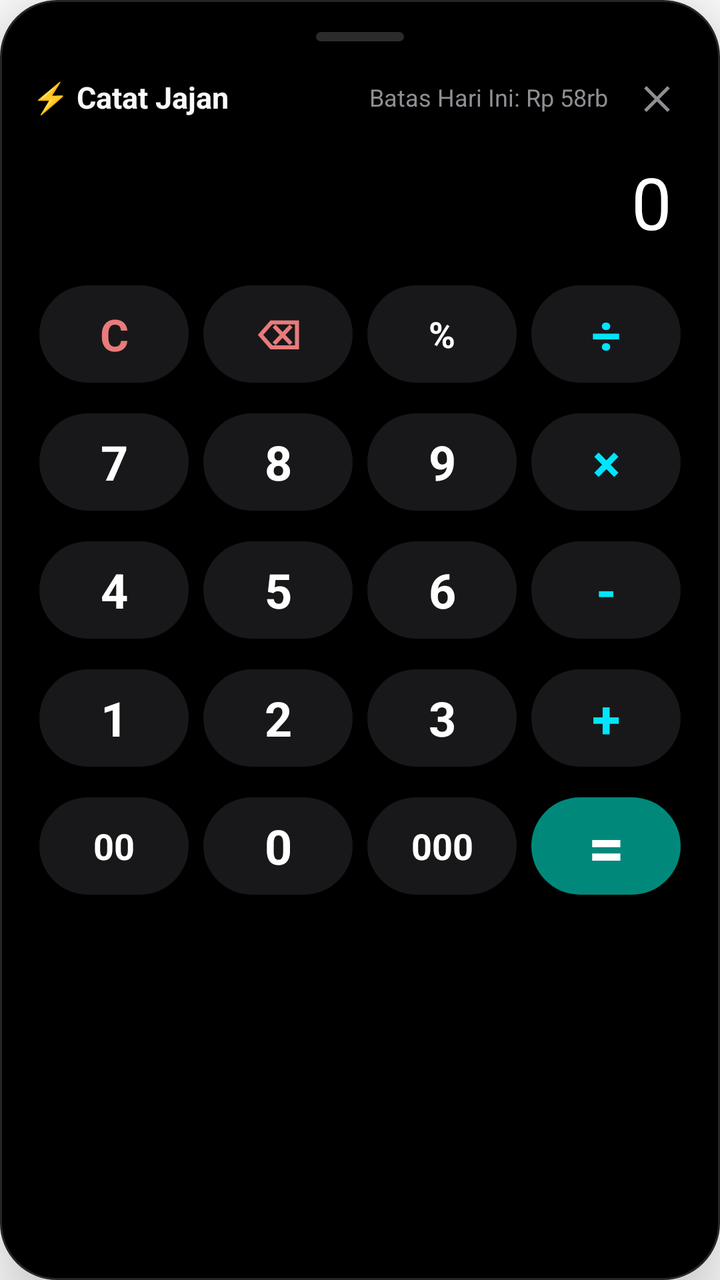
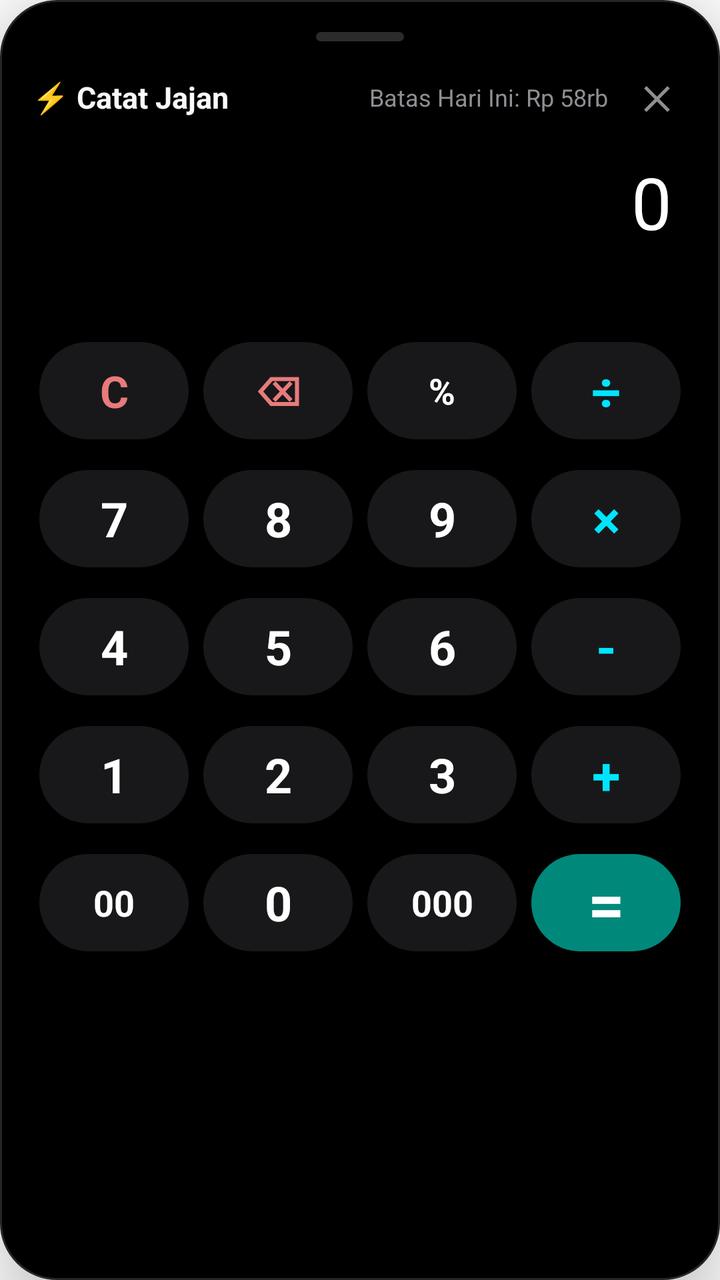

Compare the two renders of this Android layout. The source of the first and the diff that turns it into the second are given below.
<!-- AndroidManifest.xml: fallback theme Theme.MaterialComponents.DayNight.NoActionBar -->
<!-- res/layout/floating_calculator_layout.xml -->
<?xml version="1.0" encoding="utf-8"?>
<LinearLayout xmlns:android="http://schemas.android.com/apk/res/android"
    android:id="@+id/calc_root"
    android:layout_width="match_parent"
    android:layout_height="wrap_content"
    android:background="@drawable/bg_calc_card"
    android:elevation="24dp"
    android:orientation="vertical"
    android:padding="16dp">

    
    <View
        android:id="@+id/calc_drag_handle"
        android:layout_width="44dp"
        android:layout_height="4.5dp"
        android:layout_gravity="center_horizontal"
        android:layout_marginBottom="12dp"
        android:background="@drawable/bg_calc_handle" />

    
    <LinearLayout
        android:id="@+id/calc_header"
        android:layout_width="match_parent"
        android:layout_height="wrap_content"
        android:gravity="center_vertical"
        android:orientation="horizontal">

        <TextView
            android:layout_width="wrap_content"
            android:layout_height="wrap_content"
            android:text="⚡ Catat Jajan"
            android:textColor="#F8FAFC"
            android:textSize="15sp"
            android:textStyle="bold" />

        <View
            android:layout_width="0dp"
            android:layout_height="1dp"
            android:layout_weight="1" />

        <TextView
            android:id="@+id/tv_calc_remaining"
            android:layout_width="wrap_content"
            android:layout_height="wrap_content"
            android:text="Batas Hari Ini: Rp 58rb"
            android:textColor="#8E8E93"
            android:textSize="12sp"
            android:maxLines="1"
            android:textStyle="normal" />

        <TextView
            android:id="@+id/btn_calc_close"
            android:layout_width="32dp"
            android:layout_height="32dp"
            android:layout_marginStart="8dp"
            android:gravity="center"
            android:text="✕"
            android:textColor="#8E8E93"
            android:textSize="16sp"
            android:textStyle="bold" />
    </LinearLayout>

    
    <LinearLayout
        android:layout_width="match_parent"
        android:layout_height="wrap_content"
        android:layout_marginTop="12dp"
        android:layout_marginBottom="14dp"
        android:gravity="end"
        android:orientation="vertical"
        android:paddingStart="8dp"
        android:paddingEnd="8dp">

        
        <TextView
            android:id="@+id/tv_calc_display"
            android:layout_width="wrap_content"
            android:layout_height="wrap_content"
            android:ellipsize="start"
            android:maxLines="1"
            android:text="0"
            android:textColor="#FFFFFF"
            android:textSize="36sp" />

        
        <TextView
            android:id="@+id/tv_calc_formula"
            android:layout_width="wrap_content"
            android:layout_height="wrap_content"
            android:layout_marginTop="4dp"
            android:text=""
            android:textColor="#8E8E93"
            android:textSize="18sp"
            android:visibility="gone" />
    </LinearLayout>

    
    <LinearLayout
        android:layout_width="match_parent"
        android:layout_height="wrap_content"
        android:orientation="vertical">

        
        <LinearLayout
            android:layout_width="match_parent"
            android:layout_height="56dp"
            android:layout_marginBottom="8dp"
            android:orientation="horizontal"
            android:weightSum="4">

            <TextView
                android:id="@+id/btn_calc_clear"
                android:layout_width="0dp"
                android:layout_height="match_parent"
                android:layout_margin="3.5dp"
                android:layout_weight="1"
                android:background="@drawable/bg_calc_circle_btn"
                android:gravity="center"
                android:text="C"
                android:textColor="#E87B7B"
                android:textSize="22sp"
                android:textStyle="bold" />

            <TextView
                android:id="@+id/num_backspace"
                android:layout_width="0dp"
                android:layout_height="match_parent"
                android:layout_margin="3.5dp"
                android:layout_weight="1"
                android:background="@drawable/bg_calc_circle_btn"
                android:gravity="center"
                android:text="⌫"
                android:textColor="#E87B7B"
                android:textSize="20sp"
                android:textStyle="bold" />

            <TextView
                android:id="@+id/btn_calc_percent"
                android:layout_width="0dp"
                android:layout_height="match_parent"
                android:layout_margin="3.5dp"
                android:layout_weight="1"
                android:background="@drawable/bg_calc_circle_btn"
                android:gravity="center"
                android:text="%"
                android:textColor="#FFFFFF"
                android:textSize="18sp"
                android:textStyle="bold" />

            <TextView
                android:id="@+id/btn_calc_div"
                android:layout_width="0dp"
                android:layout_height="match_parent"
                android:layout_margin="3.5dp"
                android:layout_weight="1"
                android:background="@drawable/bg_calc_circle_btn"
                android:gravity="center"
                android:text="÷"
                android:textColor="#00E5FF"
                android:textSize="26sp"
                android:textStyle="bold" />
        </LinearLayout>

        
        <LinearLayout
            android:layout_width="match_parent"
            android:layout_height="56dp"
            android:layout_marginBottom="8dp"
            android:orientation="horizontal"
            android:weightSum="4">

            <TextView
                android:id="@+id/num_7"
                android:layout_width="0dp"
                android:layout_height="match_parent"
                android:layout_margin="3.5dp"
                android:layout_weight="1"
                android:background="@drawable/bg_calc_circle_btn"
                android:gravity="center"
                android:text="7"
                android:textColor="#FFFFFF"
                android:textSize="24sp"
                android:textStyle="bold" />

            <TextView
                android:id="@+id/num_8"
                android:layout_width="0dp"
                android:layout_height="match_parent"
                android:layout_margin="3.5dp"
                android:layout_weight="1"
                android:background="@drawable/bg_calc_circle_btn"
                android:gravity="center"
                android:text="8"
                android:textColor="#FFFFFF"
                android:textSize="24sp"
                android:textStyle="bold" />

            <TextView
                android:id="@+id/num_9"
                android:layout_width="0dp"
                android:layout_height="match_parent"
                android:layout_margin="3.5dp"
                android:layout_weight="1"
                android:background="@drawable/bg_calc_circle_btn"
                android:gravity="center"
                android:text="9"
                android:textColor="#FFFFFF"
                android:textSize="24sp"
                android:textStyle="bold" />

            <TextView
                android:id="@+id/btn_calc_mul"
                android:layout_width="0dp"
                android:layout_height="match_parent"
                android:layout_margin="3.5dp"
                android:layout_weight="1"
                android:background="@drawable/bg_calc_circle_btn"
                android:gravity="center"
                android:text="×"
                android:textColor="#00E5FF"
                android:textSize="26sp"
                android:textStyle="bold" />
        </LinearLayout>

        
        <LinearLayout
            android:layout_width="match_parent"
            android:layout_height="56dp"
            android:layout_marginBottom="8dp"
            android:orientation="horizontal"
            android:weightSum="4">

            <TextView
                android:id="@+id/num_4"
                android:layout_width="0dp"
                android:layout_height="match_parent"
                android:layout_margin="3.5dp"
                android:layout_weight="1"
                android:background="@drawable/bg_calc_circle_btn"
                android:gravity="center"
                android:text="4"
                android:textColor="#FFFFFF"
                android:textSize="24sp"
                android:textStyle="bold" />

            <TextView
                android:id="@+id/num_5"
                android:layout_width="0dp"
                android:layout_height="match_parent"
                android:layout_margin="3.5dp"
                android:layout_weight="1"
                android:background="@drawable/bg_calc_circle_btn"
                android:gravity="center"
                android:text="5"
                android:textColor="#FFFFFF"
                android:textSize="24sp"
                android:textStyle="bold" />

            <TextView
                android:id="@+id/num_6"
                android:layout_width="0dp"
                android:layout_height="match_parent"
                android:layout_margin="3.5dp"
                android:layout_weight="1"
                android:background="@drawable/bg_calc_circle_btn"
                android:gravity="center"
                android:text="6"
                android:textColor="#FFFFFF"
                android:textSize="24sp"
                android:textStyle="bold" />

            <TextView
                android:id="@+id/btn_calc_minus"
                android:layout_width="0dp"
                android:layout_height="match_parent"
                android:layout_margin="3.5dp"
                android:layout_weight="1"
                android:background="@drawable/bg_calc_circle_btn"
                android:gravity="center"
                android:text="-"
                android:textColor="#00E5FF"
                android:textSize="26sp"
                android:textStyle="bold" />
        </LinearLayout>

        
        <LinearLayout
            android:layout_width="match_parent"
            android:layout_height="56dp"
            android:layout_marginBottom="8dp"
            android:orientation="horizontal"
            android:weightSum="4">

            <TextView
                android:id="@+id/num_1"
                android:layout_width="0dp"
                android:layout_height="match_parent"
                android:layout_margin="3.5dp"
                android:layout_weight="1"
                android:background="@drawable/bg_calc_circle_btn"
                android:gravity="center"
                android:text="1"
                android:textColor="#FFFFFF"
                android:textSize="24sp"
                android:textStyle="bold" />

            <TextView
                android:id="@+id/num_2"
                android:layout_width="0dp"
                android:layout_height="match_parent"
                android:layout_margin="3.5dp"
                android:layout_weight="1"
                android:background="@drawable/bg_calc_circle_btn"
                android:gravity="center"
                android:text="2"
                android:textColor="#FFFFFF"
                android:textSize="24sp"
                android:textStyle="bold" />

            <TextView
                android:id="@+id/num_3"
                android:layout_width="0dp"
                android:layout_height="match_parent"
                android:layout_margin="3.5dp"
                android:layout_weight="1"
                android:background="@drawable/bg_calc_circle_btn"
                android:gravity="center"
                android:text="3"
                android:textColor="#FFFFFF"
                android:textSize="24sp"
                android:textStyle="bold" />

            <TextView
                android:id="@+id/btn_calc_plus"
                android:layout_width="0dp"
                android:layout_height="match_parent"
                android:layout_margin="3.5dp"
                android:layout_weight="1"
                android:background="@drawable/bg_calc_circle_btn"
                android:gravity="center"
                android:text="+"
                android:textColor="#00E5FF"
                android:textSize="26sp"
                android:textStyle="bold" />
        </LinearLayout>

        
        <LinearLayout
            android:layout_width="match_parent"
            android:layout_height="56dp"
            android:orientation="horizontal"
            android:weightSum="4">

            <TextView
                android:id="@+id/num_00"
                android:layout_width="0dp"
                android:layout_height="match_parent"
                android:layout_margin="3.5dp"
                android:layout_weight="1"
                android:background="@drawable/bg_calc_circle_btn"
                android:gravity="center"
                android:text="00"
                android:textColor="#FFFFFF"
                android:textSize="18sp"
                android:textStyle="bold" />

            <TextView
                android:id="@+id/num_0"
                android:layout_width="0dp"
                android:layout_height="match_parent"
                android:layout_margin="3.5dp"
                android:layout_weight="1"
                android:background="@drawable/bg_calc_circle_btn"
                android:gravity="center"
                android:text="0"
                android:textColor="#FFFFFF"
                android:textSize="24sp"
                android:textStyle="bold" />

            <TextView
                android:id="@+id/num_000"
                android:layout_width="0dp"
                android:layout_height="match_parent"
                android:layout_margin="3.5dp"
                android:layout_weight="1"
                android:background="@drawable/bg_calc_circle_btn"
                android:gravity="center"
                android:text="000"
                android:textColor="#FFFFFF"
                android:textSize="18sp"
                android:textStyle="bold" />

            <TextView
                android:id="@+id/btn_calc_save"
                android:layout_width="0dp"
                android:layout_height="match_parent"
                android:layout_margin="3.5dp"
                android:layout_weight="1"
                android:background="@drawable/bg_calc_circle_equal"
                android:gravity="center"
                android:text="="
                android:textColor="#FFFFFF"
                android:textSize="32sp"
                android:textStyle="bold" />
        </LinearLayout>
    </LinearLayout>

</LinearLayout>
<!-- resources referenced by this layout -->
<resources>
  <!-- drawable bg_calc_card (drawable) -->
  <?xml version="1.0" encoding="utf-8"?>
  <shape xmlns:android="http://schemas.android.com/apk/res/android"
      android:shape="rectangle">
      <solid android:color="#000000" />
      <corners android:radius="28dp" />
      <stroke
          android:width="1dp"
          android:color="#262626" />
  </shape>
  <!-- drawable bg_calc_circle_btn (drawable) -->
  <?xml version="1.0" encoding="utf-8"?>
  <ripple xmlns:android="http://schemas.android.com/apk/res/android"
      android:color="#33FFFFFF">
      <item>
          <shape android:shape="rectangle">
              <solid android:color="#18181A" />
              <corners android:radius="28dp" />
          </shape>
      </item>
  </ripple>
  <!-- drawable bg_calc_circle_equal (drawable) -->
  <?xml version="1.0" encoding="utf-8"?>
  <ripple xmlns:android="http://schemas.android.com/apk/res/android"
      android:color="#44FFFFFF">
      <item>
          <shape android:shape="rectangle">
              <solid android:color="#00897B" />
              <corners android:radius="28dp" />
          </shape>
      </item>
  </ripple>
  <!-- drawable bg_calc_handle (drawable) -->
  <?xml version="1.0" encoding="utf-8"?>
  <shape xmlns:android="http://schemas.android.com/apk/res/android"
      android:shape="rectangle">
      <solid android:color="#4D8E8E93" />
      <corners android:radius="3dp" />
  </shape>
</resources>

<!-- the commit's change to res/layout/floating_calculator_layout.xml (unified diff, before → after) -->
@@ -88,10 +88,13 @@
             android:layout_width="wrap_content"
             android:layout_height="wrap_content"
             android:layout_marginTop="4dp"
-            android:text=""
+            android:lines="1"
+            android:maxLines="1"
+            android:ellipsize="start"
+            android:text="0"
             android:textColor="#8E8E93"
             android:textSize="18sp"
-            android:visibility="gone" />
+            android:visibility="invisible" />
     </LinearLayout>
 
     
